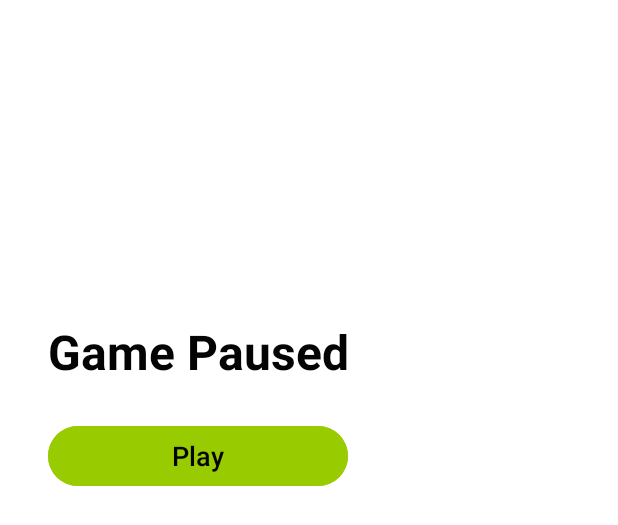
After one commit to msyed03/CS175ProjectGroup6, an Android app: the layout dialog_game_paused.xml on its own in the app's theme, with its tools: preview values and no code run, on a phone screen of 412 x 824 dp. The commit adds this screen. Shown: the top 525 px of the screen. Run offline under Robolectric (Android 15) with nearby library versions, the phone set to English and light mode, and no system bars.

Commit message:
word-jump pause and instruction popups

```diff
--- /dev/null
+++ b/app/src/main/res/layout/dialog_game_paused.xml
@@ -0,0 +1,35 @@
+<?xml version="1.0" encoding="utf-8"?>
+<FrameLayout xmlns:android="http://schemas.android.com/apk/res/android"
+    android:layout_width="match_parent"
+    android:layout_height="match_parent"
+    android:background="#FFFFFF"
+    android:gravity="center">
+
+    <LinearLayout
+        android:layout_width="wrap_content"
+        android:layout_height="541dp"
+        android:gravity="center"
+        android:orientation="vertical"
+        android:padding="32dp">
+
+        <TextView
+            android:id="@+id/tvPausedMessage"
+            android:layout_width="wrap_content"
+            android:layout_height="wrap_content"
+            android:layout_marginBottom="24dp"
+            android:gravity="center"
+            android:text="@string/game_paused"
+            android:textColor="#040404"
+            android:textSize="32sp"
+            android:textStyle="bold" />
+
+        <Button
+            android:id="@+id/button_resume"
+            android:layout_width="200dp"
+            android:layout_height="wrap_content"
+            android:backgroundTint="@android:color/holo_green_light"
+            android:text="@string/play"
+            android:textColor="#040404"
+            android:textSize="18sp" />
+    </LinearLayout>
+</FrameLayout>
--- a/app/src/main/res/layout/fragment_word_jump.xml
+++ b/app/src/main/res/layout/fragment_word_jump.xml
@@ -37,5 +37,11 @@
             android:layout_marginStart="12dp"
             android:contentDescription="@string/exit"
             android:src="@android:drawable/ic_delete" />
+        <View
+            android:id="@+id/pause_overlay"
+            android:layout_width="match_parent"
+            android:layout_height="match_parent"
+            android:background="#AA000000"
+            android:visibility="gone" />
     </LinearLayout>
 </FrameLayout>
--- a/app/src/main/res/values/strings.xml
+++ b/app/src/main/res/values/strings.xml
@@ -11,4 +11,6 @@
     <string name="exit">exit</string>
     <string name="back">back</string>
     <string name="profile">Profile</string>
+    <string name="game_paused">Game Paused</string>
+    <string name="play">Play</string>
 </resources>
```
Also changed, not shown: app/src/main/java/edu/sjsu/android/cs175projectgroup6/WordJump.java (+45 -2 lines), app/src/main/java/edu/sjsu/android/cs175projectgroup6/WordJumpGameView.java (+40 -26 lines).
